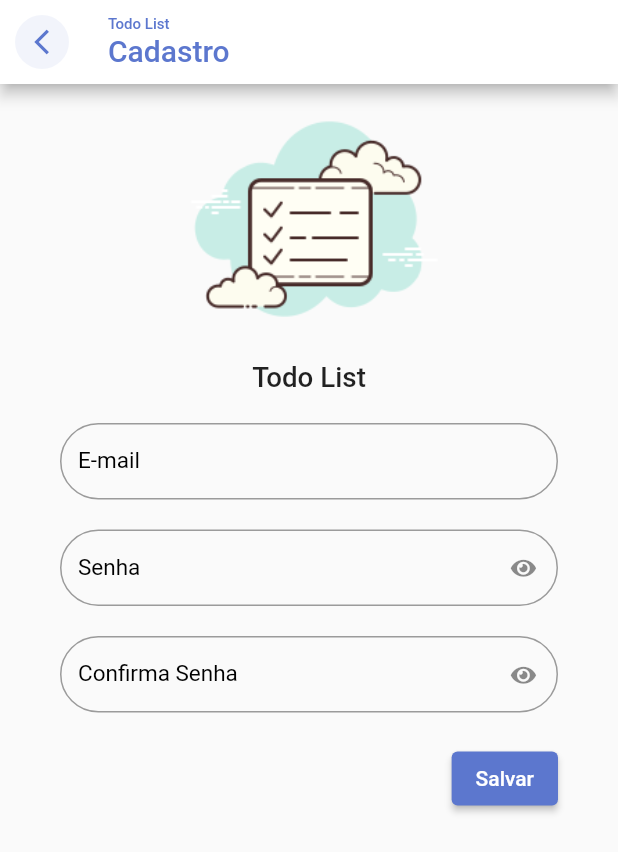
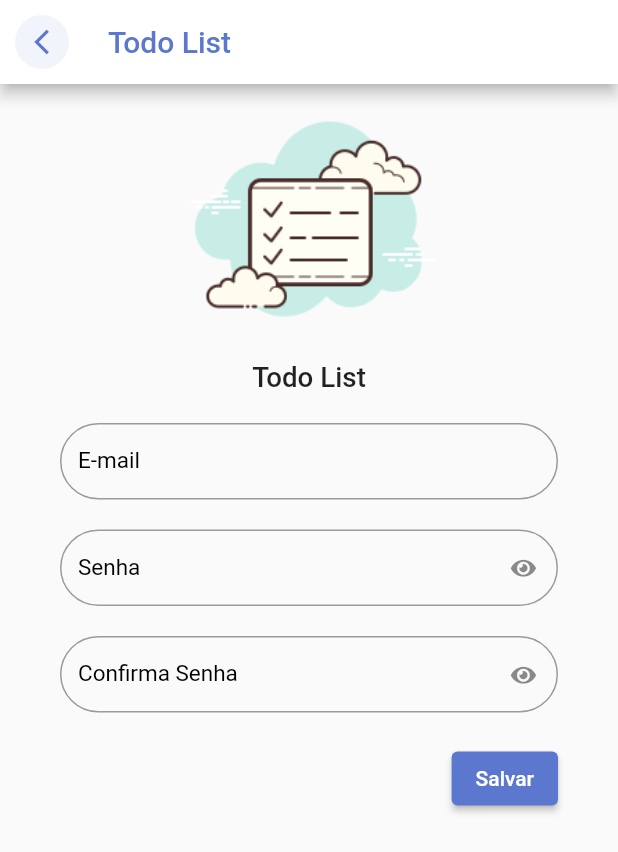
Before and after one commit to manuelzzz/to_do_list, a Flutter app: the screen it shows after launch, after a tap on "Cadastre-se", on a phone screen of 412 x 824 dp. Shown: the top 852 px of the screen. Run offline on Flutter 3.47's test engine with Material 2 defaults, Android fonts, the phone set to English and light mode, and no system bars; our stand-ins replace firebase_core, flutter_signin_button, google_fonts, sqflite, synchronized; accounts and stored records are empty; Roboto replaces fonts that are missing (Mandali).

Commit message:
updating the login and register page

```diff
--- a/lib/app/modules/auth/login/login_page.dart
+++ b/lib/app/modules/auth/login/login_page.dart
@@ -26,7 +26,7 @@ class _LoginPageState extends State<LoginPage> {
                 child: Column(
                   mainAxisSize: MainAxisSize.min,
                   children: [
-                    const SizedBox(height: 10),
+                    const SizedBox(height: 50),
                     const TodoListLogo(),
                     Padding(
                       padding: const EdgeInsets.symmetric(
@@ -81,14 +81,14 @@ class _LoginPageState extends State<LoginPage> {
                           ),
                         ),
                         child: Column(
+                          mainAxisAlignment: MainAxisAlignment.start,
                           children: [
                             const SizedBox(height: 30),
                             SignInButton(
                               Buttons.Google,
-                              text: 'Continue com o Google',
-                              padding: const EdgeInsets.all(4.0),
+                              padding: const EdgeInsets.all(2.0),
                               shape: OutlineInputBorder(
-                                borderRadius: BorderRadius.circular(30),
+                                borderRadius: BorderRadius.circular(15),
                                 borderSide: BorderSide.none,
                               ),
                               onPressed: () {},
@@ -100,16 +100,17 @@ class _LoginPageState extends State<LoginPage> {
                                 const Text('Não tem conta?'),
                                 TextButton(
                                   onPressed: () {
-                                    Navigator.of(context).pushNamed('/register');
+                                    Navigator.of(context)
+                                        .pushNamed('/register');
                                   },
                                   child: const Text('Cadastre-se'),
-                                )
+                                ),
                               ],
-                            )
+                            ),
                           ],
                         ),
                       ),
-                    )
+                    ),
                   ],
                 ),
               ),
--- a/lib/app/modules/auth/register/register_page.dart
+++ b/lib/app/modules/auth/register/register_page.dart
@@ -31,10 +31,6 @@ class RegisterPage extends StatelessWidget {
           children: [
             Text(
               'Todo List',
-              style: TextStyle(fontSize: 10, color: context.primaryColor),
-            ),
-            Text(
-              'Cadastro',
               style: TextStyle(fontSize: 20, color: context.primaryColor),
             ),
           ],
```
